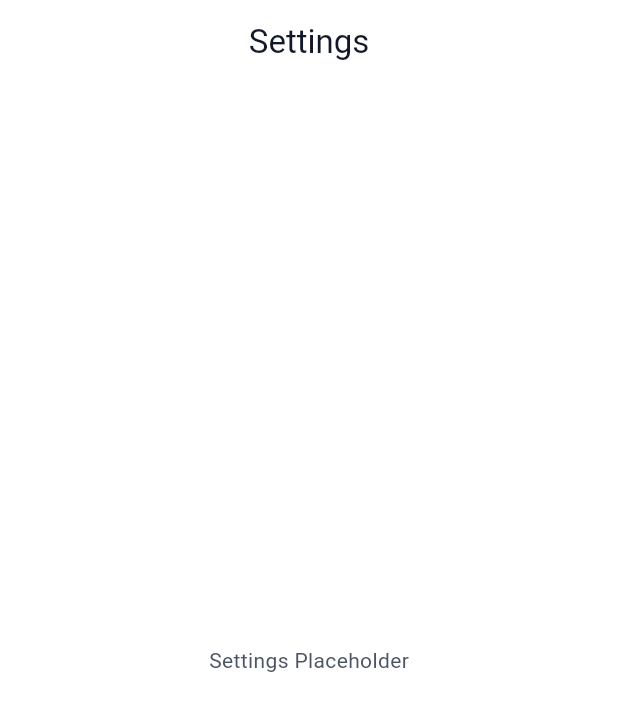
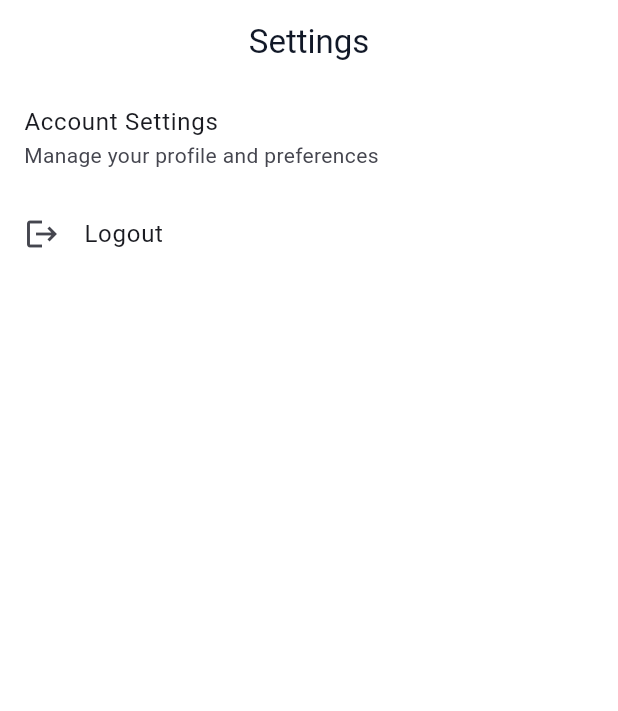
Before and after one commit to imaksoni/CardNest, a Flutter app: the SettingsScreen screen opened by its route, on a phone screen of 412 x 824 dp. Shown: the top 711 px of the screen. Run offline on Flutter 3.47's test engine with Material 3 defaults, Android fonts, the phone set to English and light mode, and no system bars; our stand-ins replace dio, firebase_auth, firebase_core, flutter_riverpod, flutter_secure_storage, go_router; accounts and stored records are empty; network calls fail.

Commit message:
feat(auth): integrate Flutter Firebase Auth with FastAPI backend
- Set up Dio API client with secure storage interceptors for session tokens.
- Created `AuthRepository` to hit `/auth/firebase/exchange` and `/auth/me` endpoints.
- Updated `AuthNotifier` to perform token exchange upon Firebase authentication events and determine available roles.
- Enhanced `AuthScreen` to handle and display error states.
- Updated `SettingsScreen` to allow role switching if the user holds both User and Business roles.

Co-authored-by: imaksoni <46560826+imaksoni@users.noreply.github.com>

```diff
--- a/mobile/lib/settings/settings_screen.dart
+++ b/mobile/lib/settings/settings_screen.dart
@@ -1,13 +1,45 @@
 import 'package:flutter/material.dart';
+import 'package:flutter_riverpod/flutter_riverpod.dart';
+import '../core/auth_provider.dart';
 
-class SettingsScreen extends StatelessWidget {
+class SettingsScreen extends ConsumerWidget {
   const SettingsScreen({super.key});
 
   @override
-  Widget build(BuildContext context) {
+  Widget build(BuildContext context, WidgetRef ref) {
+    final authState = ref.watch(authProvider);
+
+    final hasBothRoles = authState.availableRoles.contains('user') &&
+        authState.availableRoles.contains('business');
+
+    final oppositeRole = authState.role == UserRole.user ? UserRole.business : UserRole.user;
+    final oppositeRoleName = oppositeRole == UserRole.business ? 'Business' : 'User';
+
     return Scaffold(
       appBar: AppBar(title: const Text('Settings')),
-      body: const Center(child: Text('Settings Placeholder')),
+      body: ListView(
+        children: [
+          const ListTile(
+            title: Text('Account Settings'),
+            subtitle: Text('Manage your profile and preferences'),
+          ),
+          if (hasBothRoles)
+            ListTile(
+              leading: const Icon(Icons.swap_horiz),
+              title: Text('Switch to $oppositeRoleName'),
+              onTap: () {
+                ref.read(authProvider.notifier).switchRole(oppositeRole);
+              },
+            ),
+          ListTile(
+            leading: const Icon(Icons.logout),
+            title: const Text('Logout'),
+            onTap: () {
+              ref.read(authProvider.notifier).logout();
+            },
+          )
+        ],
+      ),
     );
   }
 }
--- a/mobile/pubspec.yaml
+++ b/mobile/pubspec.yaml
@@ -42,6 +42,7 @@ dependencies:
   shared_preferences: ^2.5.5
   firebase_core: ^4.7.0
   firebase_auth: ^6.4.0
+  flutter_secure_storage: ^10.1.0
 
 dev_dependencies:
   flutter_test:
```
Also changed, not shown: mobile/lib/auth/auth_screen.dart (+9 -0 lines), mobile/lib/core/api_client.dart (added, +62 -0 lines), mobile/lib/core/auth_provider.dart (+80 -8 lines), mobile/lib/data/auth_repository.dart (added, +91 -0 lines), mobile/pubspec.lock.
